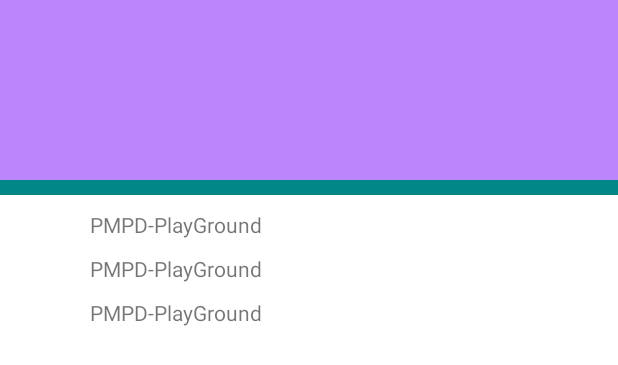
After one commit to KarenGrGr/Programacion_DAM, an Android app: the layout activity_alerts.xml on its own in the app's theme, with its tools: preview values and no code run, on a phone screen of 412 x 824 dp. The commit adds this screen. Shown: the top 365 px of the screen. Run offline under Robolectric (Android 15) with nearby library versions, the phone set to English and light mode, and no system bars.

Commit message:
package res for alert

```diff
--- /dev/null
+++ b/app/src/main/res/layout/activity_alerts.xml
@@ -0,0 +1,68 @@
+<?xml version="1.0" encoding="utf-8"?>
+<androidx.constraintlayout.widget.ConstraintLayout xmlns:android="http://schemas.android.com/apk/res/android"
+    xmlns:app="http://schemas.android.com/apk/res-auto"
+    xmlns:tools="http://schemas.android.com/tools"
+    android:layout_width="match_parent"
+    android:layout_height="match_parent"
+    tools:context=".exercise_alerts.presentation.AlertsActivity">
+    <TextView
+        android:id="@+id/view_title"
+        android:layout_width="wrap_content"
+        android:layout_height="wrap_content"
+        app:layout_constraintTop_toTopOf="parent"
+        app:layout_constraintLeft_toLeftOf="parent"
+        tools:text="@string/app_name"
+        android:textColor="@color/white"/>
+    <View
+        android:id="@+id/view_image_top"
+        android:layout_width="match_parent"
+        android:layout_height="@dimen/height_image_top"
+        tools:background="@color/purple_200"
+        app:layout_constraintLeft_toLeftOf="parent"
+        app:layout_constraintRight_toRightOf="parent"
+        app:layout_constraintTop_toTopOf="parent" />
+    <LinearLayout
+        android:id="@+id/image_top_separator"
+        android:layout_width="match_parent"
+        android:layout_height="@dimen/padding_height"
+        app:layout_constraintTop_toBottomOf="@id/view_image_top"
+        tools:background="@color/teal_700"
+        android:orientation="horizontal" />
+    <ImageView
+        android:id="@+id/card_icon"
+        android:layout_width="@dimen/icon_width"
+        android:layout_height="@dimen/icon_width"
+        tools:background="@tools:sample/avatars"
+        android:layout_margin="@dimen/padding_height"
+        android:layout_marginStart="0dp"
+        app:layout_constraintLeft_toLeftOf="parent"
+        app:layout_constraintTop_toBottomOf="@id/image_top_separator"/>
+    <TextView
+        android:id="@+id/card_title"
+        android:layout_width="wrap_content"
+        android:layout_height="wrap_content"
+        app:layout_constraintLeft_toRightOf="@id/card_icon"
+        app:layout_constraintTop_toTopOf="@id/card_icon"
+        android:paddingBottom="@dimen/padding_height"
+        tools:text="@string/app_name"
+        />
+    <TextView
+        android:id="@+id/card_update_date"
+        android:layout_width="wrap_content"
+        android:layout_height="wrap_content"
+        app:layout_constraintLeft_toRightOf="@id/card_icon"
+        app:layout_constraintTop_toBottomOf="@id/card_title"
+        android:paddingBottom="@dimen/padding_height"
+        tools:text="@string/app_name"
+        />
+    <TextView
+        android:id="@+id/card_resume"
+        android:layout_width="wrap_content"
+        android:layout_height="wrap_content"
+        app:layout_constraintLeft_toRightOf="@id/card_icon"
+        app:layout_constraintTop_toBottomOf="@id/card_update_date"
+        tools:text="@string/app_name"
+        android:lines="4"
+        />
+
+</androidx.constraintlayout.widget.ConstraintLayout>
--- /dev/null
+++ b/app/src/main/res/values/dimens.xml
@@ -0,0 +1,7 @@
+<?xml version="1.0" encoding="utf-8"?>
+<resources>
+    <dimen name="height_image_top">120dp</dimen>
+    <dimen name="card_height">120dp</dimen>
+    <dimen name="padding_height">10dp</dimen>
+    <dimen name="icon_width">50dp</dimen>
+</resources>
--- a/app/src/main/res/values/strings.xml
+++ b/app/src/main/res/values/strings.xml
@@ -1,4 +1,5 @@
 <resources>
     <string name="app_name">PMPD-PlayGround</string>
     <string name="name_image">Nombre de la imagen</string>
+    <string name="titulo_avisos">Avisos</string>
 </resources>
```
